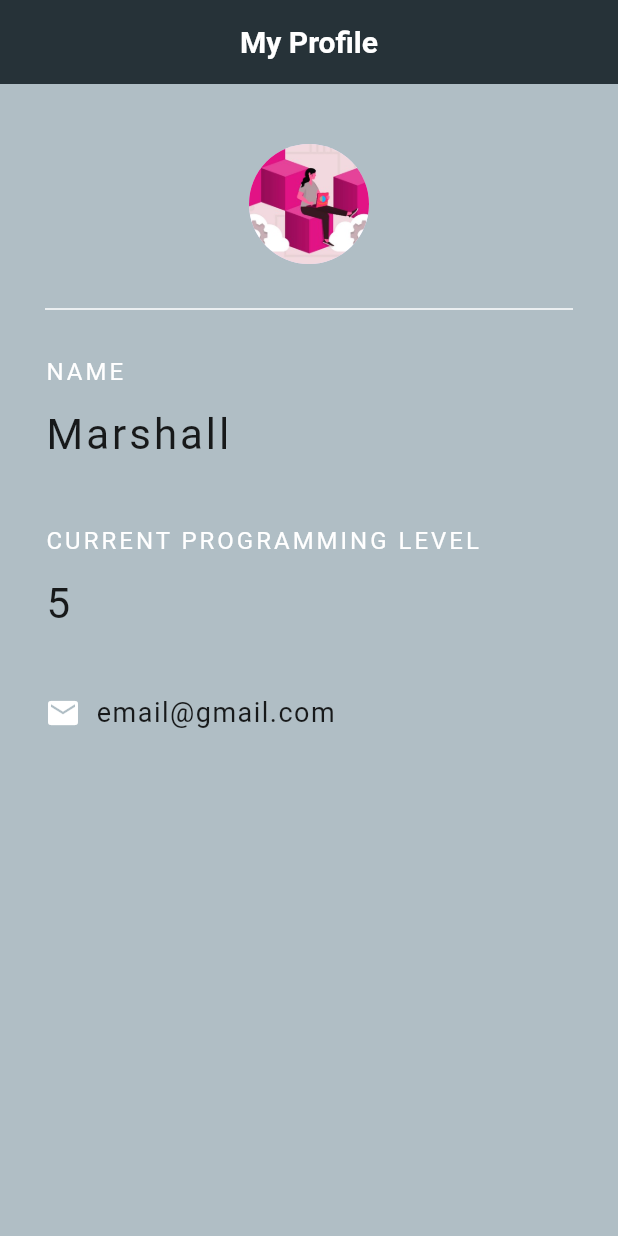
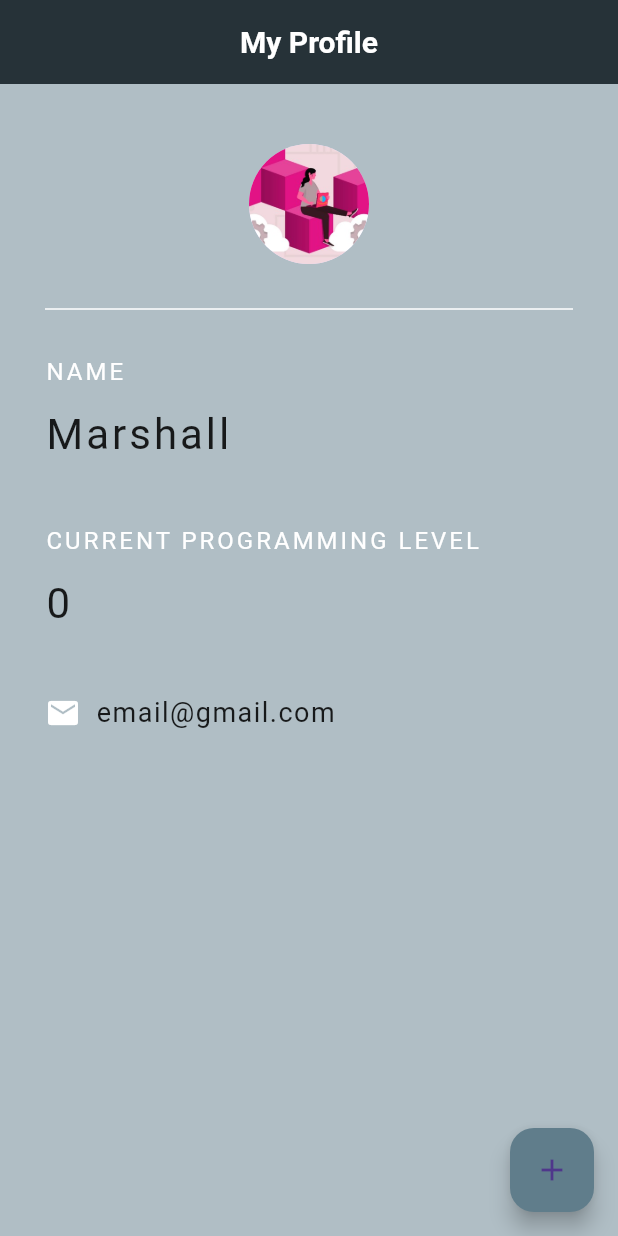
Before and after one commit to uimarshall/flutter_stuffs_2024, a Flutter app: the screen it shows after launch, on a phone screen of 412 x 824 dp. Run offline on Flutter 3.47's test engine with Material 3 defaults, Android fonts, the phone set to English and light mode, and no system bars.

Commit message:
Add stateful widget concepts.

```diff
--- a/lib/profile_card/profile_card.dart
+++ b/lib/profile_card/profile_card.dart
@@ -1,7 +1,16 @@
 import 'package:flutter/material.dart';
 
-class ProfileCard extends StatelessWidget {
+class ProfileCard extends StatefulWidget {
   const ProfileCard({Key? key}) : super(key: key);
+// The createState() function returns an instance (_ProfileCardState()) of the state object created below
+  @override
+  State<ProfileCard> createState() => _ProfileCardState();
+}
+
+class _ProfileCardState extends State<ProfileCard> {
+// Definition of state which can state over time
+  int programmingLevel = 0;
+  // String name = "Marshall";
 
   @override
   Widget build(BuildContext context) {
@@ -19,29 +28,39 @@ class ProfileCard extends StatelessWidget {
           iconTheme: const IconThemeData(color: Colors.green),
           elevation: 0.0, // this removes the shadow below the app bar
         ),
-        body: const Padding(
-            padding: EdgeInsets.fromLTRB(30.0, 40.0, 30.0, 0.0),
+        floatingActionButton: FloatingActionButton(
+          onPressed: () {
+            setState(() {
+              programmingLevel += 1;
+            });
+          },
+          tooltip: 'Increment',
+          backgroundColor: Colors.blueGrey[500],
+          child: const Icon(Icons.add),
+        ),
+        body: Padding(
+            padding: const EdgeInsets.fromLTRB(30.0, 40.0, 30.0, 0.0),
             child: Column(
               crossAxisAlignment: CrossAxisAlignment.start,
               children: <Widget>[
-                Center(
+                const Center(
                   child: CircleAvatar(
                     backgroundImage: AssetImage('assets/images/coding-1.jpg'),
                     radius: 40.0,
                   ),
                 ),
-                Divider(
+                const Divider(
                   height: 60.0,
                   color: Colors.white,
                 ),
-                Text(
+                const Text(
                   'NAME',
                   style: TextStyle(
                       color: Colors.white, letterSpacing: 2.0, fontSize: 16.0),
                 ),
                 // Put vertical space between the name and the text below it.
-                SizedBox(height: 10.0),
-                Text(
+                const SizedBox(height: 10.0),
+                const Text(
                   'Marshall',
                   style: TextStyle(
                     color: Colors.black87,
@@ -49,24 +68,24 @@ class ProfileCard extends StatelessWidget {
                     fontSize: 28.0,
                   ),
                 ),
-                SizedBox(height: 40.0),
-                Text(
+                const SizedBox(height: 40.0),
+                const Text(
                   'CURRENT PROGRAMMING LEVEL',
                   style: TextStyle(
                       color: Colors.white, letterSpacing: 2.0, fontSize: 16.0),
                 ),
                 // Put vertical space between the name and the text below it.
-                SizedBox(height: 10.0),
+                const SizedBox(height: 10.0),
                 Text(
-                  '5',
-                  style: TextStyle(
+                  '$programmingLevel',
+                  style: const TextStyle(
                     color: Colors.black87,
                     letterSpacing: 2.0,
                     fontSize: 28.0,
                   ),
                 ),
-                SizedBox(height: 40.0),
-                Row(
+                const SizedBox(height: 40.0),
+                const Row(
                   children: <Widget>[
                     Icon(
                       Icons.email,
```
Also changed, not shown: 1 other file.
